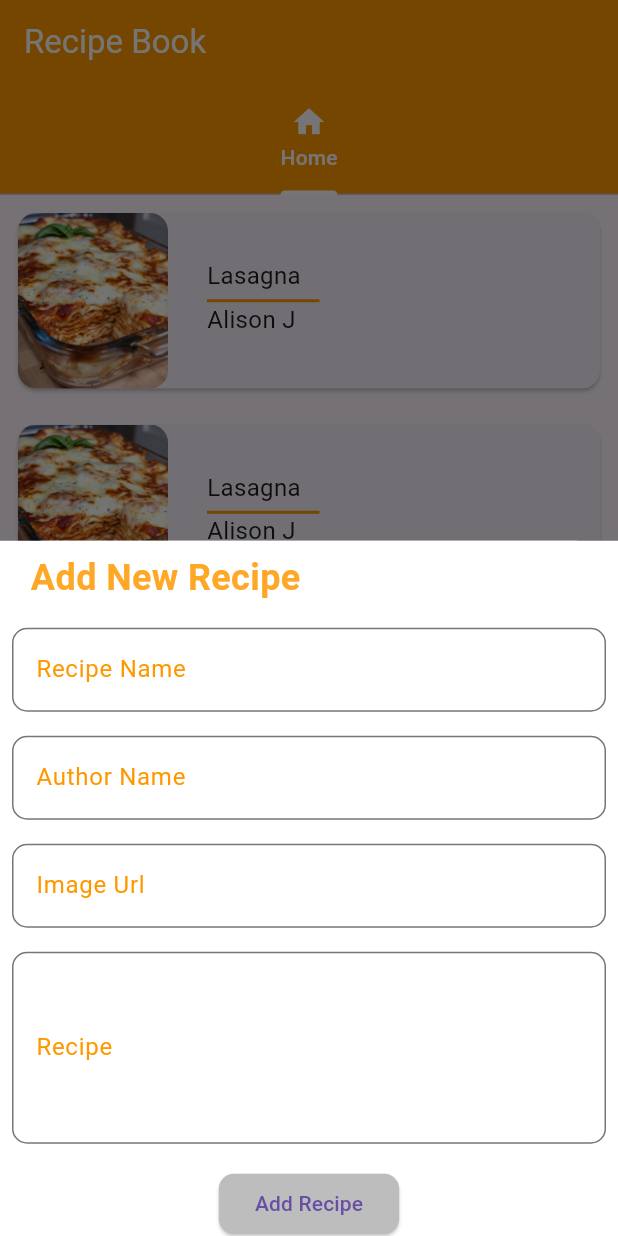
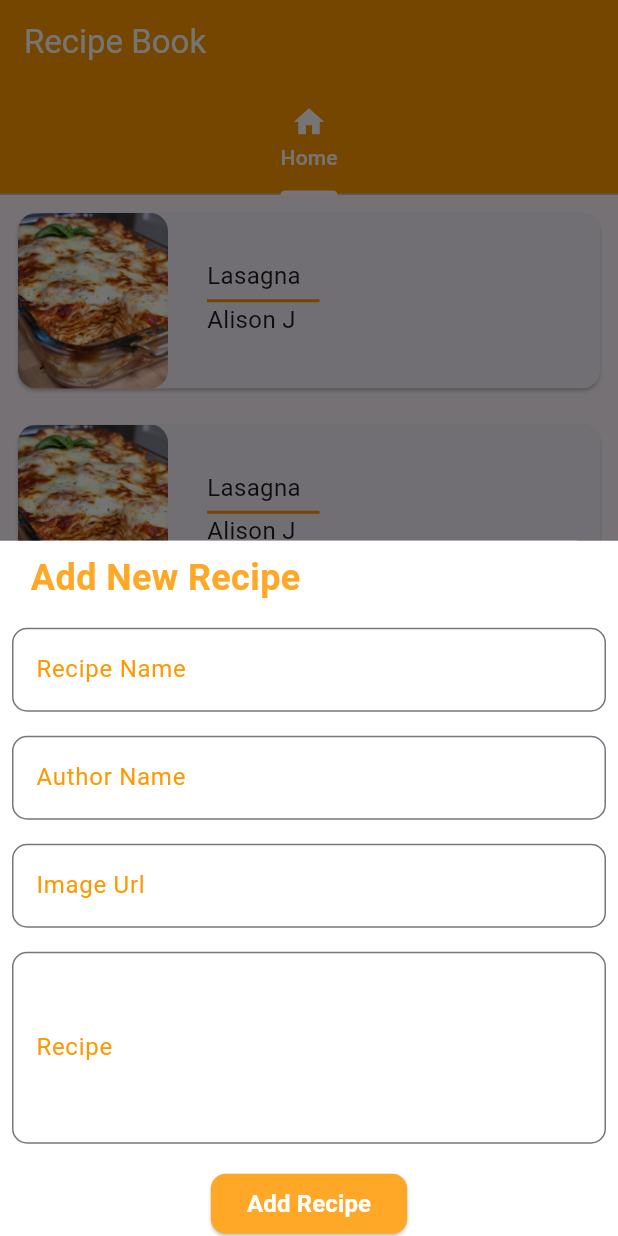
Before and after one commit to DantePhoenix/flutterRecipeApp, a Flutter app: the screen it shows after launch, after a tap on the "add" icon, on a phone screen of 412 x 824 dp. Run offline on Flutter 3.47's test engine with Material 3 defaults, Android fonts, the phone set to English and light mode, and no system bars; Roboto replaces fonts that are missing (Quicksand).

Commit message:
solucionando problema de teclado

```diff
--- a/lib/screens/home_screen.dart
+++ b/lib/screens/home_screen.dart
@@ -19,6 +19,21 @@ class HomeScreen extends StatelessWidget {
         ),
       ],
     ));
+  }
+
+    Future<void> _showBottom(BuildContext context) {
+    return showModalBottomSheet(
+      context: context,
+      builder: (context) => Container(
+        height: 600,
+        width: MediaQuery.of(context)
+            .size
+            .width, // toma todo el ancho disponible de la pantalla
+        color: Colors.white,
+        child: const RecipeForm(),
+      ),
+    );
+  }
 }
 
   Widget _recipesCard(BuildContext context) {
@@ -74,27 +89,15 @@ class HomeScreen extends StatelessWidget {
     );
   }
 
-  Future<void> _showBottom(BuildContext context) {
-    return showModalBottomSheet(
-      context: context,
-      builder: (context) => Container(
-        height: 500,
-        width: MediaQuery.of(context)
-            .size
-            .width, // toma todo el ancho disponible de la pantalla
-        color: Colors.white,
-        child: RecipeForm(),
-      ),
-    );
-  }
-}
 
+
+//Formulario para crear la receta
 class RecipeForm extends StatelessWidget {
   const RecipeForm({super.key});
 
   @override
   Widget build(BuildContext context) {
-    var formKey = GlobalKey<FormState>(); // almacena el estado del formulario
+    var formKey = GlobalKey<FormState>(); // almacena el estado del formulario en una key
 
     // Es necesario declarar un controlador para cada uno de los campo del formulario
     //capturando lo ingresado en cada input y guardandolo en el estado
@@ -166,12 +169,18 @@ class RecipeForm extends StatelessWidget {
                   }
                 },
                 style: ElevatedButton.styleFrom(
-                  backgroundColor: Colors.grey[400],
+                  backgroundColor: Colors.orange[400],
                   shape: RoundedRectangleBorder(
                     borderRadius: BorderRadius.circular(10),
                   ),
                 ),
-                child: Text('Add Recipe'),
+                child: Text(
+                  'Add Recipe',
+                  style: TextStyle(
+                      color: Colors.white,
+                      fontSize: 16,
+                      fontWeight: FontWeight.bold),
+                ),
               ),
             )
           ],
@@ -179,9 +188,9 @@ class RecipeForm extends StatelessWidget {
       ),
     );
   }
-}
 
   // Construcción personalizada de los campos de texto (input)
+  // maxLines se usas para incrementar la cantidad de lineas que puede recibir un input
   Widget _buildTextField(
       //parametros requeridos por la funcion
       {required String label,
@@ -203,7 +212,9 @@ Widget _buildTextField(
           borderSide: BorderSide(color: Colors.orange, width: 1),
         ),
       ),
+      // se deben asignar los controladores y validadores a cada input
       validator: validator,
       maxLines: maxLines,
     );
   }
+}
```
Lines whose indentation alone changed are shown as unchanged.
